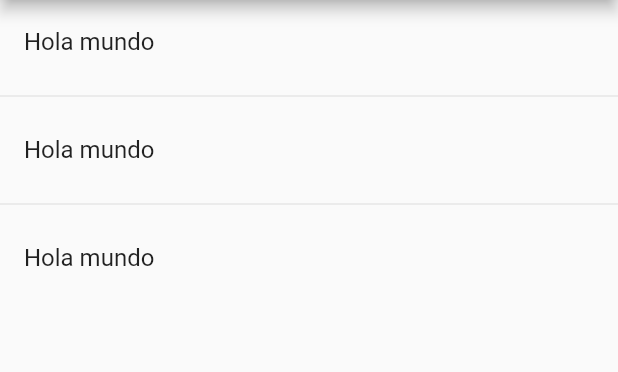
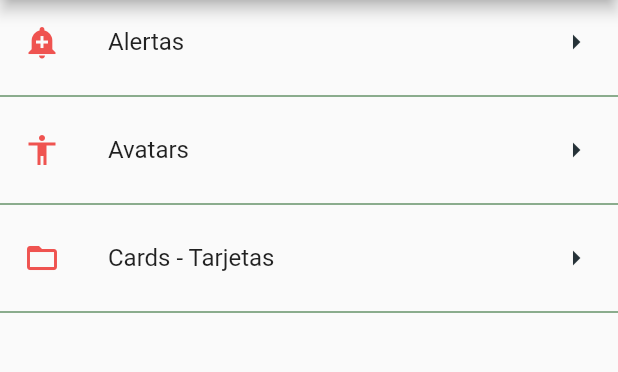
Before and after one commit to OscarLarios7a/FlutterComponents, a Flutter app: the screen it shows after launch, on a phone screen of 412 x 824 dp, the part 84-456 px from its top. Run offline on Flutter 3.47's test engine with Material 2 defaults, Android fonts, the phone set to English and light mode, and no system bars.

Commit message:
Modificaciones al home_page.dart y agregando utils al proyecto

```diff
--- a/data/menu_opt.json
+++ b/data/menu_opt.json
@@ -1,5 +1,5 @@
 {
-    "nombreApp":"FlutterComponents",
+    "nombreApp":"Componentes",
     "rutas": [
         {"ruta":"alert","icon":"add_alert","texto":"Alertas"},
         {"ruta":"avatar","icon":"accessibility","texto":"Avatars"},
--- /dev/null
+++ b/data/menu_opts.json
@@ -0,0 +1,20 @@
+{
+    "nombreApp" : "Componentes",
+    "rutas" : [
+        {
+            "ruta" : "alert",
+            "icon" : "add_alert",
+            "texto": "Alertas"
+        },
+        {
+            "ruta" : "avatar",
+            "icon" : "accessibility",
+            "texto": "Avatars"
+        },
+        {
+            "ruta" : "card",
+            "icon" : "folder_open",
+            "texto": "Cards - Tarjetas"
+        }
+    ]
+}
--- a/lib/main.dart
+++ b/lib/main.dart
@@ -1,12 +1,16 @@
 import 'package:flutter/material.dart';
 import 'package:componentes/src/pages/home_page.dart';
 
-void main() => runApp(MyApp());
+void main() => runApp( const MyApp());
 
 class MyApp extends StatelessWidget {
+  const MyApp({Key? key}) : super(key: key);
+
+
+
   @override
   Widget build(BuildContext context) {
-    return MaterialApp(
+    return const MaterialApp(
       debugShowCheckedModeBanner: false,
       title: 'Compontes App',
       home: HomePage(),
--- a/lib/src/pages/home_page.dart
+++ b/lib/src/pages/home_page.dart
@@ -1,38 +1,60 @@
+
+import 'package:flutter/material.dart';
 import 'package:componentes/src/pages/providers/menu_provider.dart';
-import 'package:flutter/material.dart';
+import 'package:componentes/src/utils/icons_string_util.dart';
 
 class HomePage extends StatelessWidget {
+  const HomePage({Key? key}) : super(key: key);
+
   @override
   Widget build(BuildContext context) {
     return Scaffold(
       appBar: AppBar(
-        leading: Icon(Icons.home),
-        title: Text('Componentes'),
+        leading: const Icon(Icons.home),
+        title: const Text('Componentes'),
       ),
       body: _lista(),
     );
   }
 
   Widget _lista() {
-    print(menuProvider.opciones);
-    return ListView(
-      children: _listaItems(),
+    /*Se utilizara un metodo FutureBuilder */
+    return FutureBuilder(
+      future: menuProvider.cargarData(),
+      //initialData: [],
+      builder: (context, AsyncSnapshot<List<dynamic>?> snapshot) {
+        if (snapshot.hasData) {
+          return ListView(
+            children: _listaItems(
+                snapshot.data), //se agrega el ! para la cuestion de Null Safety
+          );
+        }
+        return const SizedBox();
+      },
     );
   }
 
-  List<Widget> _listaItems() {
-    return [
-      ListTile(
-        title: Text('Hola mundo'),
-      ),
-      Divider(),
-      ListTile(
-        title: Text('Hola mundo'),
-      ),
-      Divider(),
-      ListTile(
-        title: Text('Hola mundo'),
-      ),
-    ];
+  List<Widget> _listaItems(List<dynamic>? data) {
+    final List<Widget> opciones = [];
+
+    //for (var element in data!) {
+    data!.forEach((element) {
+      final widgetTemp = ListTile(
+        title: Text(element['texto']),
+        leading: getIcon(element['icon']),
+        trailing: Icon(
+          Icons.arrow_right,
+          color: Colors.blueGrey.shade900,
+        ),
+        onTap: () {},
+      );
+      opciones
+        ..add(widgetTemp)
+        ..add(Divider(
+          color: Colors.green.shade900,
+        ));
+    });
+
+    return opciones;
   }
 }
--- /dev/null
+++ b/lib/src/utils/icons_string_util.dart
@@ -0,0 +1,17 @@
+import 'package:flutter/material.dart';
+
+//creacion de una variable final  para no manejar los iconos
+
+final _icons = <String, IconData>{
+  "add_alert": Icons.add_alert,
+  "accessibility": Icons.accessibility,
+  "folder_open": Icons.folder_open,
+};
+
+//Creo mi metodo de getIcon para la manipulacion de los iconos
+Icon getIcon(String nameIcon) {
+  return Icon(
+    _icons[nameIcon],
+    color: Colors.red.shade400,
+  );
+}
--- a/pubspec.yaml
+++ b/pubspec.yaml
@@ -59,7 +59,7 @@ flutter:
 
   # To add assets to your application, add an assets section, like this:
   assets:
-   - data/menu_opt.json
+   - data/menu_opts.json
   #   - images/a_dot_ham.jpeg
 
   # An image asset can refer to one or more resolution-specific "variants", see
```
Also changed, not shown: lib/src/pages/providers/menu_provider.dart (+25 -5 lines), code1.png (added), 6 other files.
